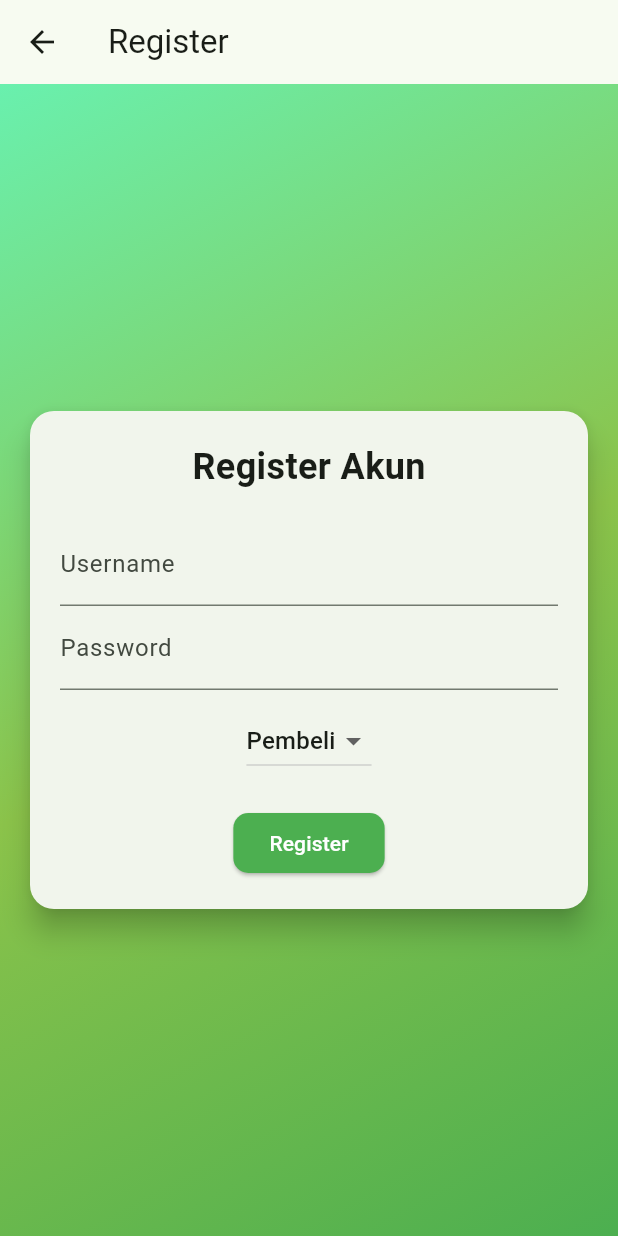
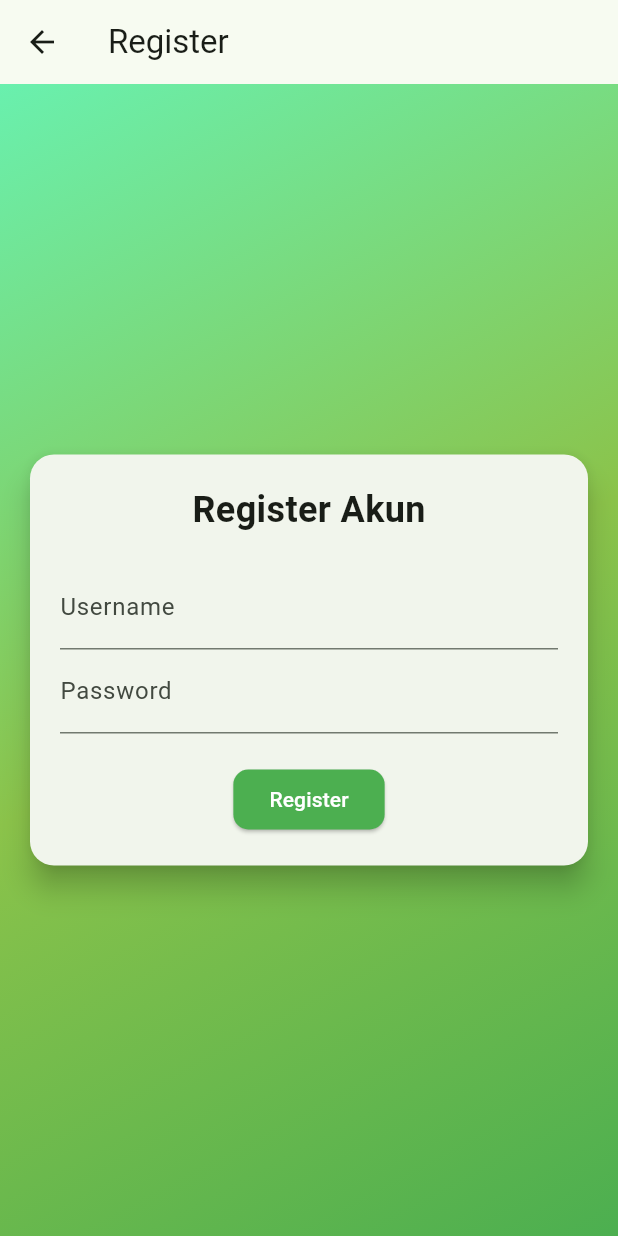
Before and after one commit to pikekk/Toko_bahan_makanan, a Flutter app: the TokoPage screen opened directly with sample values from the repository, after a tap on the "logout" icon, after a tap on "Belum punya akun? Daftar Sekarang", on a phone screen of 412 x 824 dp. Run offline on Flutter 3.47's test engine with Material 3 defaults, Android fonts, the phone set to English and light mode, and no system bars; our stand-ins replace image_picker.

Commit message:
search_bar_fix

```diff
--- a/lib/main.dart
+++ b/lib/main.dart
@@ -93,10 +93,18 @@ class TokoPageState extends State<TokoPage> with TickerProviderStateMixin {
   final ImagePicker _imagePicker = ImagePicker();
   XFile? _pickedImage;
   Uint8List? _pickedImageBytes;
+  final TextEditingController _searchController = TextEditingController();
+  String _searchQuery = '';
   late AnimationController _fabAnimationController;
 
   // Produk tersedia yang bisa dibeli (global)
-  List<Map<String, dynamic>> get _produkTersedia => produkTersediaGlobal;
+  List<Map<String, dynamic>> get _produkTersedia {
+    if (_searchQuery.isEmpty) return produkTersediaGlobal;
+    return produkTersediaGlobal.where((produk) {
+      final nama = produk['nama'].toString().toLowerCase();
+      return nama.contains(_searchQuery.toLowerCase());
+    }).toList();
+  }
 
   // History transaksi (global)
   List<Map<String, dynamic>> get _historyTransaksi => historyTransaksiGlobal;
@@ -112,6 +120,12 @@ class TokoPageState extends State<TokoPage> with TickerProviderStateMixin {
       vsync: this,
     );
 
+    _searchController.addListener(() {
+      setState(() {
+        _searchQuery = _searchController.text;
+      });
+    });
+
     // Inisialisasi controllers untuk qty tersedia
     for (var produk in _produkTersedia) {
       if (!_qtyControllers.containsKey(produk['nama'])) {
@@ -126,6 +140,7 @@ class TokoPageState extends State<TokoPage> with TickerProviderStateMixin {
     _namaController.dispose();
     _hargaController.dispose();
     _qtyController.dispose();
+    _searchController.dispose();
     for (var controller in _qtyControllers.values) {
       controller.dispose();
     }
@@ -787,6 +802,7 @@ class TokoPageState extends State<TokoPage> with TickerProviderStateMixin {
                         ],
                       ),
                       child: TextField(
+                        controller: _searchController,
                         decoration: InputDecoration(
                           hintText: 'Cari produk...',
                           prefixIcon: const Icon(Icons.search, color: Color(0xFF4CAF50)),
--- a/lib/register_screen.dart
+++ b/lib/register_screen.dart
@@ -11,7 +11,6 @@ class RegisterScreen extends StatefulWidget {
 class _RegisterScreenState extends State<RegisterScreen> {
   final TextEditingController _usernameController = TextEditingController();
   final TextEditingController _passwordController = TextEditingController();
-  Role _selectedRole = Role.pembeli;
 
   void _register() {
     String username = _usernameController.text.trim();
@@ -32,7 +31,7 @@ class _RegisterScreenState extends State<RegisterScreen> {
       return;
     }
 
-    User newUser = User(username: username, password: password, role: _selectedRole);
+    User newUser = User(username: username, password: password, role: Role.pembeli);
     appUsers.add(newUser);
 
     ScaffoldMessenger.of(context).showSnackBar(
@@ -76,21 +75,6 @@ class _RegisterScreenState extends State<RegisterScreen> {
                     decoration: const InputDecoration(labelText: 'Password'),
                     obscureText: true,
                   ),
-                  const SizedBox(height: 10),
-                  DropdownButton<Role>(
-                    value: _selectedRole,
-                    items: Role.values.map((role) {
-                      return DropdownMenuItem(
-                        value: role,
-                        child: Text(role == Role.admin ? 'Admin' : 'Pembeli'),
-                      );
-                    }).toList(),
-                    onChanged: (value) {
-                      setState(() {
-                        _selectedRole = value!;
-                      });
-                    },
-                  ),
                   const SizedBox(height: 20),
                   ElevatedButton(
                     onPressed: _register,
```
